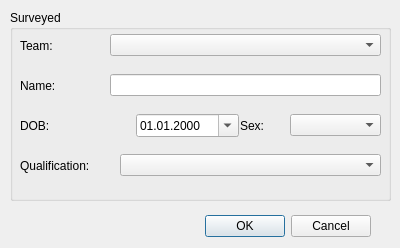
Before: the Qt Designer form shvsm/surveyedcreatedialog.ui in SeregaGomen/shvsm, drawn with Qt 5.
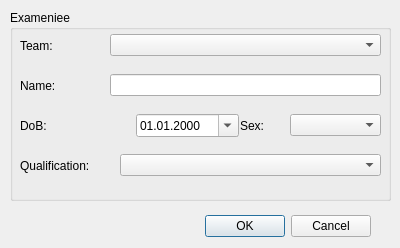
After: the same form once the commit is applied.

Patch:
```diff
--- a/shvsm/surveyedcreatedialog.ui
+++ b/shvsm/surveyedcreatedialog.ui
@@ -39,7 +39,7 @@
     </rect>
    </property>
    <property name="title">
-    <string>Surveyed</string>
+    <string>Exameniee</string>
    </property>
    <widget class="QWidget" name="horizontalLayoutWidget">
     <property name="geometry">
@@ -122,7 +122,7 @@
      <item>
       <widget class="QLabel" name="label_3">
        <property name="text">
-        <string>DOB:</string>
+        <string>DoB:</string>
        </property>
       </widget>
      </item>
```
Left out of the diff: 2 changed lines with no effect on the pictures.
